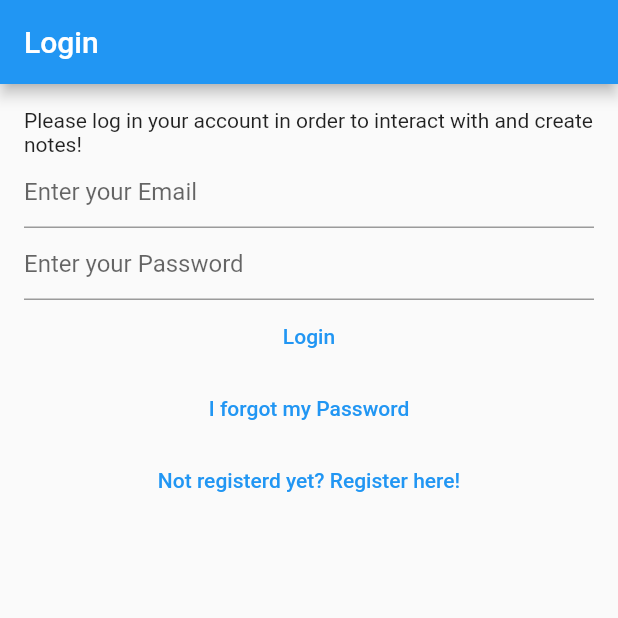
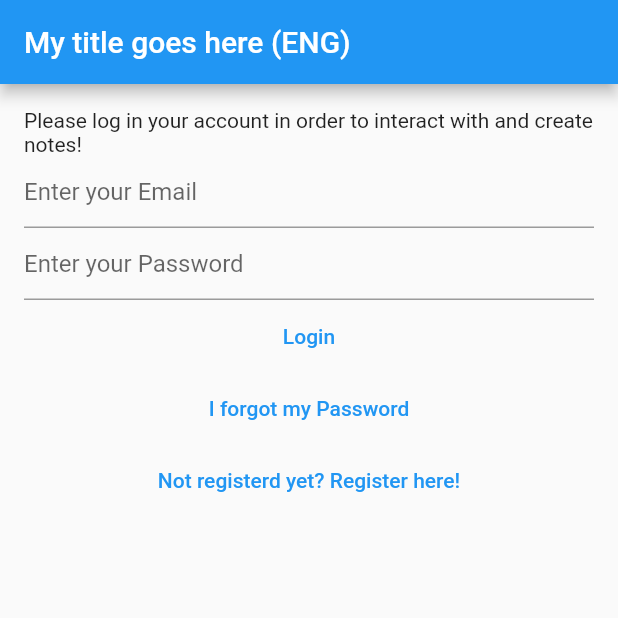
Before and after one commit to nitin-787/uni-notes, a Flutter app: the screen it shows after launch, on a phone screen of 412 x 824 dp, the top half of it. Run offline on Flutter 3.47's test engine with Material 2 defaults, Android fonts, the phone set to English and light mode, and no system bars; our stand-ins replace bloc, cloud_firestore, equatable, firebase_auth, firebase_core, flutter_bloc and 1 more; accounts and stored records are empty; generated files the repository leaves out were written again.

Commit message:
Localization feature added

```diff
--- /dev/null
+++ b/l10n.yaml
@@ -0,0 +1,3 @@
+arb-dir: lib/l10n
+template-arb-file: intl_en.arb
+output-localization-file: app_localizations.dart
--- /dev/null
+++ b/lib/l10n/intl_en.arb
@@ -0,0 +1,3 @@
+{
+    "my_title": "My title goes here (ENG)"
+}
--- /dev/null
+++ b/lib/l10n/intl_hi.arb
@@ -0,0 +1,3 @@
+{
+    "my_title": "My title goes here (HIN)"
+}
--- a/lib/main.dart
+++ b/lib/main.dart
@@ -12,11 +12,14 @@ import 'package:mynotes/views/forgot_password_view.dart';
 import 'package:mynotes/views/notes/notes_view.dart';
 import 'package:mynotes/views/register_view.dart';
 import 'package:mynotes/views/verify_email_view.dart';
+import 'package:flutter_gen/gen_l10n/app_localizations.dart';
 
 void main() {
   WidgetsFlutterBinding.ensureInitialized();
   runApp(
     MaterialApp(
+      supportedLocales: AppLocalizations.supportedLocales,
+      localizationsDelegates: AppLocalizations.localizationsDelegates,
       title: 'Flutter Demo',
       theme: ThemeData(
         primarySwatch: Colors.blue,
--- a/lib/views/login_view.dart
+++ b/lib/views/login_view.dart
@@ -5,6 +5,7 @@ import 'package:mynotes/services/auth/bloc/auth_bloc.dart';
 import 'package:mynotes/services/auth/bloc/auth_event.dart';
 import 'package:mynotes/services/auth/bloc/auth_state.dart';
 import 'package:mynotes/utilities/dialogs/error_dialog.dart';
+import 'package:flutter_gen/gen_l10n/app_localizations.dart';
 
 class LoginView extends StatefulWidget {
   const LoginView({Key? key}) : super(key: key);
@@ -50,7 +51,7 @@ class _LoginViewState extends State<LoginView> {
       },
       child: Scaffold(
         appBar: AppBar(
-          title: const Text('Login'),
+          title: Text(AppLocalizations.of(context)!.my_title),
         ),
         body: Padding(
           padding: const EdgeInsets.all(16.0),
--- a/pubspec.yaml
+++ b/pubspec.yaml
@@ -29,6 +29,8 @@ environment:
 dependencies:
   flutter:
     sdk: flutter
+  flutter_localizations:
+    sdk: flutter
 
   # The following adds the Cupertino Icons font to your application.
   # Use with the CupertinoIcons class for iOS style icons.
@@ -45,6 +47,7 @@ dependencies:
   flutter_bloc: ^8.0.1
   equatable: ^2.0.3
   flutter_launcher_icons: ^0.9.3
+  intl: ^0.17.0
 
 dev_dependencies:
   flutter_test:
@@ -67,6 +70,7 @@ flutter:
   # included with your application, so that you can use the icons in
   # the material Icons class.
   uses-material-design: true
+  generate: true
 
   # To add assets to your application, add an assets section, like this:
   # assets:
```
Also changed, not shown: pubspec.lock, 1 other file.
